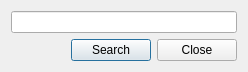
The window that GCXMLGenerator/forms/gcsearchform.ui (goblincoding/xmlmill) describes before a commit, drawn with Qt 5.
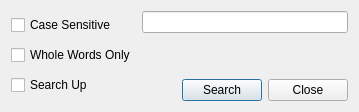
The same window after the commit. Icons and pictures are not drawn.

Commit message: Added case sensitive and whole word search to search form.

The edit to the form file:
```diff
--- a/GCXMLGenerator/forms/gcsearchform.ui
+++ b/GCXMLGenerator/forms/gcsearchform.ui
@@ -9,8 +9,8 @@
    <rect>
     <x>0</x>
     <y>0</y>
-    <width>248</width>
-    <height>69</height>
+    <width>364</width>
+    <height>83</height>
    </rect>
   </property>
   <property name="windowTitle">
@@ -23,10 +23,53 @@
   <property name="modal">
    <bool>true</bool>
   </property>
-  <layout class="QVBoxLayout" name="mainLayout">
+  <layout class="QHBoxLayout" name="horizontalLayout">
+   <property name="sizeConstraint">
+    <enum>QLayout::SetFixedSize</enum>
+   </property>
+   <item>
+    <layout class="QVBoxLayout" name="checkBoxLayout">
+     <item>
+      <widget class="QCheckBox" name="caseSensitiveCheckBox">
+       <property name="text">
+        <string>Case Sensitive</string>
+       </property>
+      </widget>
+     </item>
+     <item>
+      <widget class="QCheckBox" name="wholeWordsCheckBox">
+       <property name="text">
+        <string>Whole Words Only</string>
+       </property>
+      </widget>
+     </item>
+     <item>
+      <widget class="QCheckBox" name="searchUpCheckBox">
+       <property name="text">
+        <string>Search Up</string>
+       </property>
+      </widget>
+     </item>
+    </layout>
+   </item>
+   <item>
+    <layout class="QVBoxLayout" name="searchLayout">
    <item>
     <widget class="QLineEdit" name="lineEdit"/>
    </item>
+     <item>
+      <spacer name="verticalSpacer">
+       <property name="orientation">
+        <enum>Qt::Vertical</enum>
+       </property>
+       <property name="sizeHint" stdset="0">
+        <size>
+         <width>20</width>
+         <height>40</height>
+        </size>
+       </property>
+      </spacer>
+     </item>
    <item>
     <layout class="QHBoxLayout" name="buttonLayout">
      <item>
@@ -58,6 +101,8 @@
         <string>Close</string>
        </property>
       </widget>
+       </item>
+      </layout>
      </item>
     </layout>
    </item>
```
Lines whose indentation alone changed are shown as unchanged. The commit also changes 4 other files.
